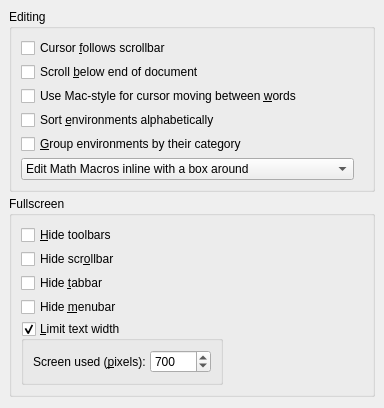
rpavlik/lyx-lucid-backport, file src/frontends/qt4/ui/PrefEditUi.ui: the form before one commit.
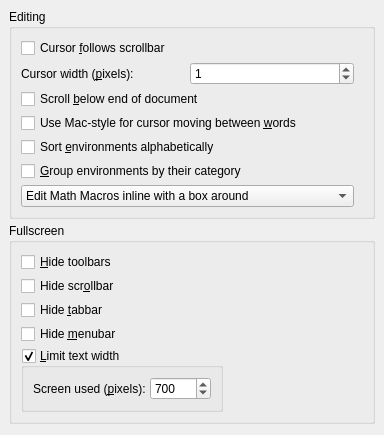
The form after the commit.

Patch:
```diff
--- a/src/frontends/qt4/ui/PrefEditUi.ui
+++ b/src/frontends/qt4/ui/PrefEditUi.ui
@@ -6,7 +6,7 @@
     <x>0</x>
     <y>0</y>
     <width>384</width>
-    <height>408</height>
+    <height>435</height>
    </rect>
   </property>
   <property name="sizePolicy" >
@@ -38,6 +38,39 @@
         </property>
        </widget>
       </item>
+      <item row="1" column="0" >
+       <layout class="QGridLayout" name="gridLayout_4" >
+        <item row="0" column="0" >
+         <widget class="QLabel" name="label_3" >
+          <property name="toolTip" >
+           <string>Configure the width of the text cursor. Automatic zoom-controlled cursor width used when set to 0.</string>
+          </property>
+          <property name="text" >
+           <string>Cursor width (&amp;pixels):</string>
+          </property>
+          <property name="buddy" >
+           <cstring>cursorWidthSB</cstring>
+          </property>
+         </widget>
+        </item>
+        <item row="0" column="1" >
+         <widget class="QSpinBox" name="cursorWidthSB" >
+          <property name="minimum" >
+           <number>0</number>
+          </property>
+          <property name="maximum" >
+           <number>10</number>
+          </property>
+          <property name="singleStep" >
+           <number>1</number>
+          </property>
+          <property name="value" >
+           <number>1</number>
+          </property>
+         </widget>
+        </item>
+       </layout>
+      </item>
       <item row="2" column="0" >
        <widget class="QCheckBox" name="scrollBelowCB" >
         <property name="text" >
```
